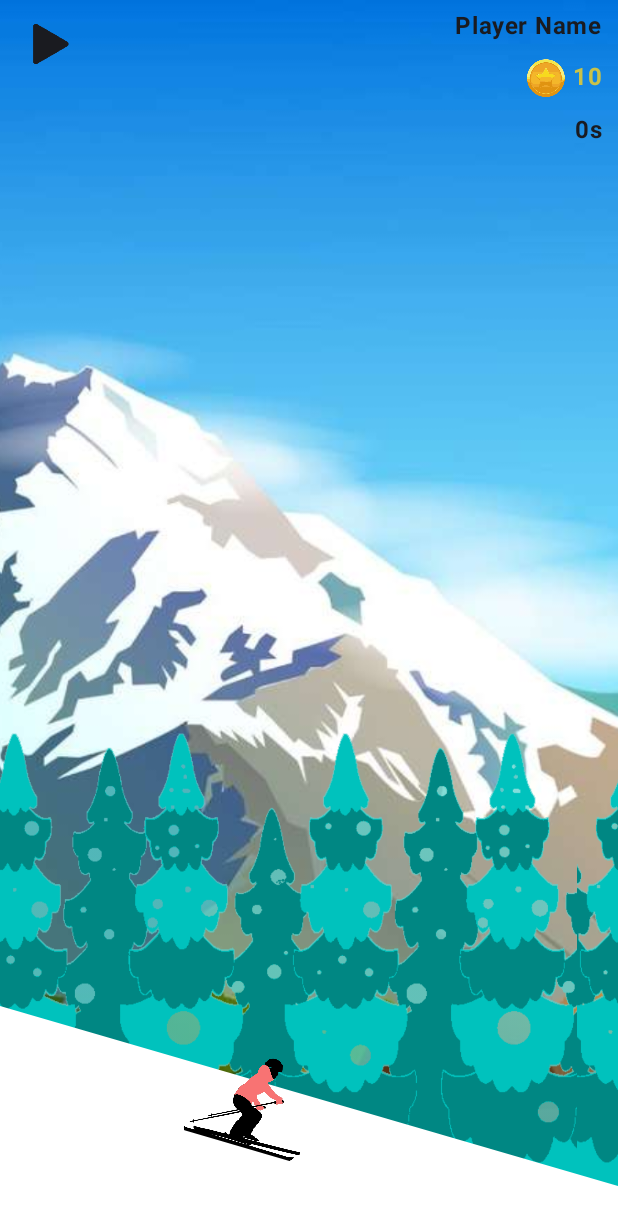
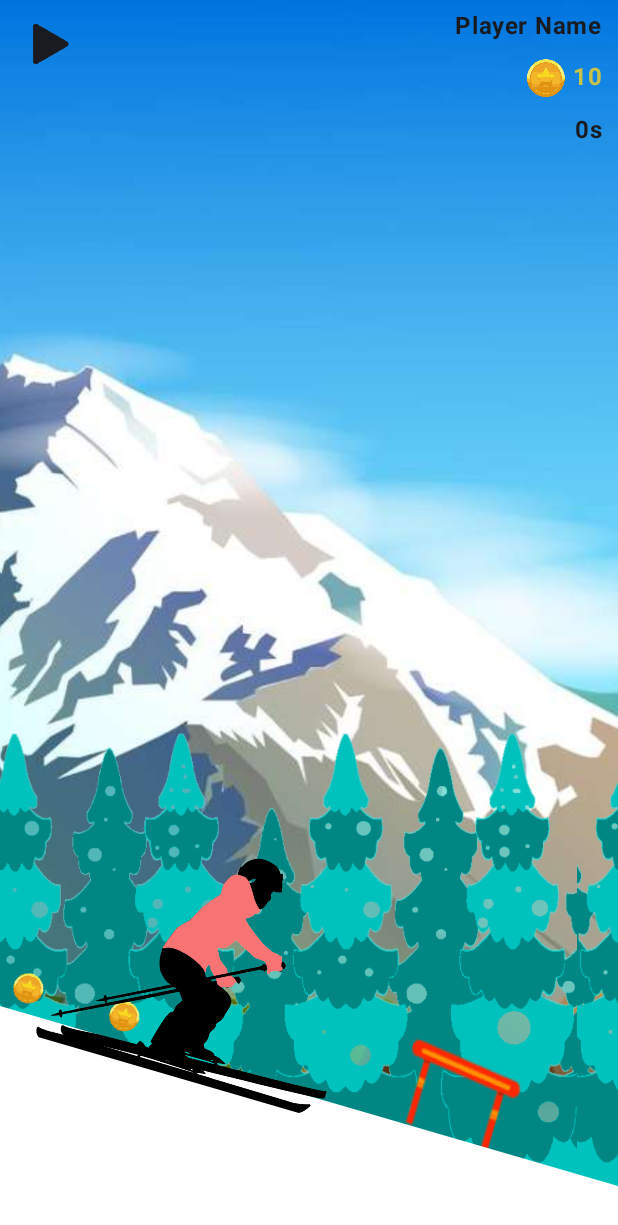
Before and after one commit to chen-yikai/International.module2, an Android app built with Jetpack Compose: the screen it shows after launch (MainActivity), after a tap on "Start Game", on a phone screen of 412 x 824 dp. Shown: the top 1225 px of the screen. Run offline under Robolectric (Android 15) with nearby library versions, the phone set to English and light mode, and no system bars.

Commit message:
add basic

```diff
--- a/app/src/main/java/dev/eliaschen/internationalmodule2/screen/GameScreen.kt
+++ b/app/src/main/java/dev/eliaschen/internationalmodule2/screen/GameScreen.kt
@@ -1,5 +1,7 @@
 package dev.eliaschen.internationalmodule2.screen
 
+import android.graphics.Bitmap
+import android.graphics.BitmapFactory
 import android.util.Log
 import android.widget.Toast
 import androidx.compose.animation.core.Animatable
@@ -52,6 +54,8 @@ import androidx.compose.ui.geometry.Size
 import androidx.compose.ui.graphics.Color
 import androidx.compose.ui.graphics.ImageBitmap
 import androidx.compose.ui.graphics.Path
+import androidx.compose.ui.graphics.asImageBitmap
+import androidx.compose.ui.graphics.drawscope.draw
 import androidx.compose.ui.graphics.drawscope.drawIntoCanvas
 import androidx.compose.ui.graphics.drawscope.rotate
 import androidx.compose.ui.graphics.drawscope.scale
@@ -97,7 +101,7 @@ fun GameScreen() {
     val playerY = remember { Animatable(0f) }
 
     val firstItem = remember { Animatable(0f) }
-    val firstItemObject = remember { mutableStateListOf<Pair<Int, Int>>() }
+    val firstItemObject = remember { mutableStateListOf<Pair<GameObject, Int>>() }
     val objectBucket = remember { mutableStateListOf<Int>() }
     val itemObjects = listOf(firstItemObject)
 
@@ -110,9 +114,17 @@ fun GameScreen() {
         repeat(itemCount) {
             val random = (0..2).random()
             val coin = random == 0 || random == 1
+            var pos = 0
+            while (true) {
+                pos = (4..15).random()
+                if (!objectBucket.contains(pos)) {
+                    objectBucket.add(pos)
+                    break
+                }
+            }
             itemObjects[index].add(
                 Pair(
-                    if (coin) R.drawable.coin else R.drawable.obstacle, (1..10).random() * 10
+                    if (coin) GameObject.Coin else GameObject.Obstacle, pos
                 )
             )
         }
@@ -122,9 +134,9 @@ fun GameScreen() {
         while (isActive) {
             objectBucket.clear()
             getItem(0)
-            firstItem.snapTo(device.screenWidthDp.toFloat())
+            firstItem.snapTo(0f)
             firstItem.animateTo(
-                -device.screenWidthDp.toFloat(), tween(durationMillis = 3000, easing = LinearEasing)
+                1f, tween(durationMillis = 3000, easing = LinearEasing)
             )
         }
     }
@@ -213,6 +225,15 @@ fun GameScreen() {
         }
 
         val playerBitmap = ImageBitmap.imageResource(R.drawable.skiing_person)
+        val coinBitmapOriginal = BitmapFactory.decodeResource(context.resources, R.drawable.coin)
+        val coinBitmap = Bitmap.createScaledBitmap(
+            coinBitmapOriginal,
+            (coinBitmapOriginal.width * 0.1f).toInt(),
+            (coinBitmapOriginal.height * 0.1f).toInt(),
+            true
+        )
+        val obstacleBitmap = ImageBitmap.imageResource(R.drawable.obstacle)
+
         Canvas(
             modifier = Modifier
                 .zIndex(2f)
@@ -220,11 +241,38 @@ fun GameScreen() {
         ) {
             val triangleStart = Offset(size.width, size.height - 50f)
             val triangleEnd = Offset(0f, size.height - 230f)
+
             val dx = triangleEnd.x - triangleStart.x
             val dy = triangleEnd.y - triangleStart.y
             val angleRadians = atan2(dy, dx)
+            slopeAngle = toDegrees(angleRadians.toDouble()).toFloat()
 
-            slopeAngle = toDegrees(angleRadians.toDouble()).toFloat()
+            val slopeCenter = (triangleStart + triangleEnd) / 2f
+            val scaleFactor = 0.25f
+            val playerOffset =
+                slopeCenter - Offset(playerBitmap.width / 2f, playerBitmap.height.toFloat())
+            val slopeLength = (triangleEnd - triangleStart).getDistance()
+            val firstItemW = firstItemObject.sumOf { it.second }
+            val space = 100f
+
+            rotate(degrees = slopeAngle - 180f, pivot = triangleStart) {
+                translate(left = -(firstItem.value * (slopeLength + space * 15f))) {
+                    firstItemObject.forEachIndexed { index, item ->
+                        val objectBitmap = when (item.first) {
+                            GameObject.Coin -> coinBitmap.asImageBitmap()
+                            GameObject.Obstacle -> obstacleBitmap
+                        }
+
+                        val sideOffset = if (item.first == GameObject.Coin) -10f else 10f
+
+                        val objectOffset = triangleStart - Offset(
+                            0f, objectBitmap.height.toFloat() - sideOffset
+                        ) + Offset(item.second.toFloat() * space, 0f)
+
+                        drawImage(image = objectBitmap, topLeft = objectOffset)
+                    }
+                }
+            }
 
             drawPath(Path().apply {
                 moveTo(0f, size.height)
@@ -233,57 +281,20 @@ fun GameScreen() {
                 lineTo(triangleEnd.x, triangleEnd.y)
                 close()
             }, color = Color.White)
-        }
 
-        Image(bitmap = playerBitmap,
-            contentDescription = null,
-            modifier = Modifier
-                .size(80.dp)
-                .rotate(slopeAngle - 180f)
-                .align(Alignment.BottomCenter)
-                .offset((-50).dp, (-40).dp)
-                .graphicsLayer {
-                    translationY = -(playerY.value * 400)
-                }
-                .onGloballyPositioned {
-                    val position = it.localToWindow(Offset.Zero)
-                    val size = it.size
-                    playerRect = Rect(position, size.toSize())
-                }
-                .zIndex(3f))
-        Row(
-            modifier = Modifier
-                .fillMaxWidth()
-                .zIndex(1f)
-                .rotate(slopeAngle - 180f)
-                .align(Alignment.BottomEnd)
-                .offset(firstItem.value.dp, (-47).dp),
-            horizontalArrangement = Arrangement.End
-        ) {
-            firstItemObject.forEachIndexed { index, item ->
-                var objectRect by remember { mutableStateOf<Rect>(Rect(Offset.Zero, Size.Zero)) }
-                LaunchedEffect(firstItem.value) {
-                    if (playerRect.overlaps(objectRect) && !objectBucket.contains(index)) {
-                        objectBucket.add(index)
-                        Log.e("overlap", "The player overlaps the object $index")
-                        firstItemObject.removeAt(index)
+            rotate(degrees = slopeAngle - 180f) {
+                scale(
+                    scale = scaleFactor, pivot = slopeCenter
+                ) {
+                    translate(top = -(playerY.value * 400f) / scaleFactor) {
+                        drawImage(image = playerBitmap, topLeft = playerOffset)
                     }
                 }
-                Image(
-                    painter = painterResource(item.first),
-                    contentDescription = null,
-                    modifier = Modifier
-                        .onGloballyPositioned { layout ->
-                            val position = layout.localToWindow(Offset.Zero)
-                            val size = layout.size
-                            objectRect = Rect(position, size.toSize())
-                        }
-                        .size(32.dp)
-                        .padding(bottom = if (item.first == R.drawable.coin) 10.dp else 0.dp),
-                    contentScale = ContentScale.Fit
-                )
-                Spacer(Modifier.width(item.second.dp))
             }
         }
     }
 }
+
+enum class GameObject {
+    Coin, Obstacle
+}
```
